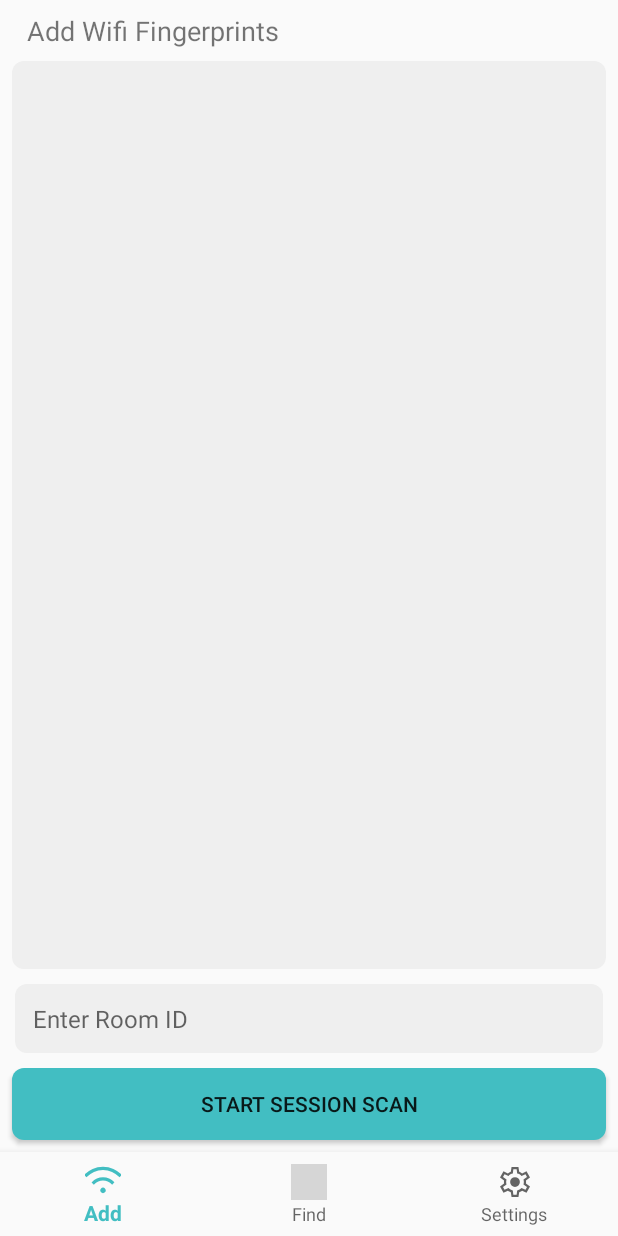
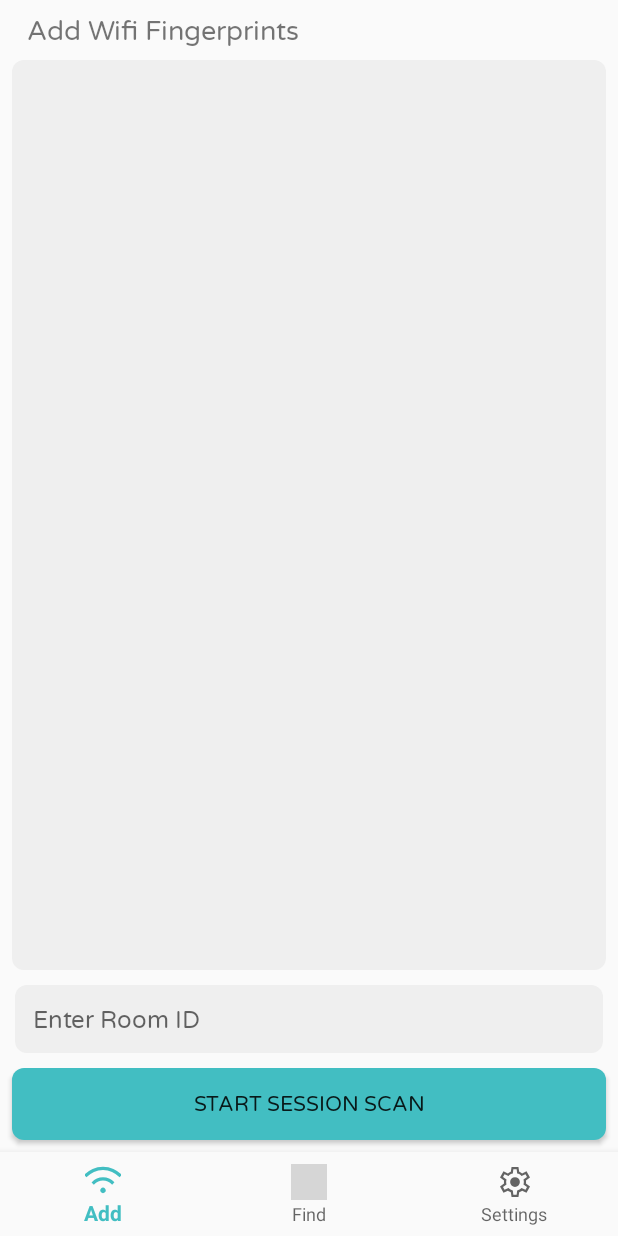
Before and after one commit to SirAntonySir/IntellitrackEnv, an Android app: the screen it shows after launch (MainActivity), on a phone screen of 412 x 824 dp. Run offline under Robolectric (Android 15) with nearby library versions, the phone set to English and light mode, and no system bars; our stand-ins replace navigation-ui; grey boxes are pictures that could not be loaded.

Commit message:
Font Merge

```diff
--- a/app/src/main/res/layout/fragment_home.xml
+++ b/app/src/main/res/layout/fragment_home.xml
@@ -16,6 +16,7 @@
                 android:layout_width="wrap_content"
                 android:layout_height="wrap_content"
                 android:layout_marginStart="10dp"
+                android:fontFamily="@font/varela_round_regular"
                 android:text="Add Wifi Fingerprints"
                 android:textSize="18sp"
                 />
@@ -30,6 +31,8 @@
                 android:layout_width="wrap_content"
                 android:layout_height="wrap_content"
                 android:layout_marginEnd="10dp"
+                android:fontFamily="@font/varela_round_regular"
+
                 />
 
         </LinearLayout>
@@ -59,6 +62,7 @@
         android:layout_marginStart="8dp"
         android:layout_marginEnd="8dp"
         android:hint="Enter Room ID"
+        android:fontFamily="@font/varela_round_regular"
         android:background="@drawable/rounded_light_grey_background"
         android:inputType="text" />
 
@@ -66,6 +70,7 @@
     <Button
         android:id="@+id/btnScanWifi"
         style="@style/ButtonStyle"
+        android:fontFamily="@font/varela_round_regular"
         android:text="Start Session Scan"
         android:layout_marginBottom="8dp"
         android:layout_marginLeft="8dp"
```
